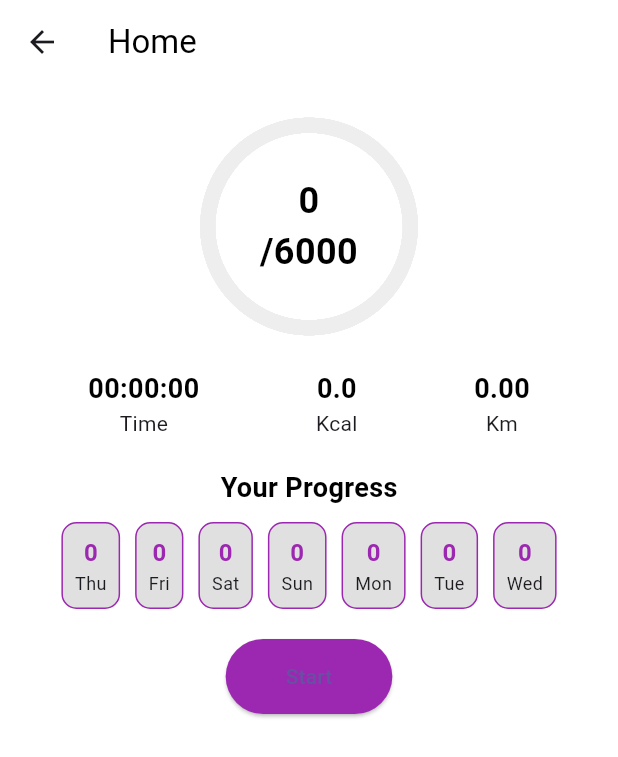
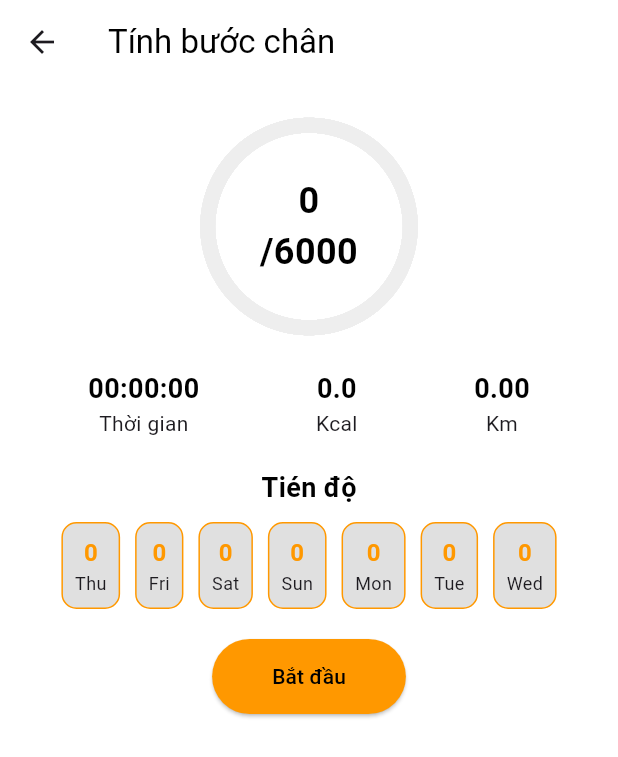
Before and after one commit to lebao0112/apptapgymtainha, a Flutter app: the CounterStepsScreen screen opened directly, on a phone screen of 412 x 824 dp. Shown: the top 757 px of the screen. Run offline on Flutter 3.47's test engine with Material 3 defaults, Android fonts, the light colour scheme and no system bars; drawn by our look-alikes of step_progress_indicator; our stand-ins replace cached_network_image, camera, carousel_slider, connectivity_plus, firebase_auth, firebase_core and 18 more; missing offline and left inert: dart_openai, flutter_facebook_auth, onesignal_flutter, pedometer_2; accounts and stored records are empty; network calls fail.

Commit message:
Chinh sua giao dien

```diff
--- a/mobile/lib/main.dart
+++ b/mobile/lib/main.dart
@@ -78,7 +78,7 @@ class MyApp extends StatelessWidget {
       darkTheme: ThemeData(
         //xac dinh day la theme tối
         brightness: Brightness.dark,
-        scaffoldBackgroundColor: Colors.black,
+        scaffoldBackgroundColor: Colors.white10,
         primaryColor: Colors.deepPurple,
         textTheme: TextTheme(
           bodyLarge: TextStyle(color: Colors.white), // White text for dark mode
--- a/mobile/lib/screen/authentication/login_screen.dart
+++ b/mobile/lib/screen/authentication/login_screen.dart
@@ -198,7 +198,7 @@ class _LoginScreenState extends State<LoginScreen> {
                               style: TextStyle(
                                 fontSize: 26,
                                 fontWeight: FontWeight.bold,
-                                color: Colors.black87,
+                                color: Colors.orange,
                               ),
                             ),
                             const SizedBox(height: 25),
@@ -209,7 +209,7 @@ class _LoginScreenState extends State<LoginScreen> {
                                 labelText: "Email",
                                 prefixIcon: const Icon(Icons.email),
                                 filled: true,
-                                fillColor: Colors.grey[200],
+                                fillColor: Colors.grey,
                                 border: OutlineInputBorder(
                                   borderRadius: BorderRadius.circular(15.0),
                                   borderSide: BorderSide.none,
@@ -231,7 +231,7 @@ class _LoginScreenState extends State<LoginScreen> {
                                 labelText: "Mật khẩu",
                                 prefixIcon: const Icon(Icons.lock),
                                 filled: true,
-                                fillColor: Colors.grey[200],
+                                fillColor: Colors.grey,
                                 border: OutlineInputBorder(
                                   borderRadius: BorderRadius.circular(15.0),
                                   borderSide: BorderSide.none,
--- a/mobile/lib/screen/counter_steps/counter_steps_screen.dart
+++ b/mobile/lib/screen/counter_steps/counter_steps_screen.dart
@@ -205,7 +205,7 @@ class _CounterStepsScreenState extends State<CounterStepsScreen> {
     return Scaffold(
       appBar: AppBar(
         title: Text(
-          "Home",
+          "Tính bước chân",
           style: TextStyle(color: Theme.of(context).textTheme.bodyLarge?.color),
         ),
         backgroundColor: Theme.of(context).scaffoldBackgroundColor,
@@ -245,14 +245,14 @@ class _CounterStepsScreenState extends State<CounterStepsScreen> {
             Row(
               mainAxisAlignment: MainAxisAlignment.spaceAround,
               children: [
-                _buildStatCard("Time", _formatDuration(_duration)),
+                _buildStatCard("Thời gian", _formatDuration(_duration)),
                 _buildStatCard("Kcal", _kcal.toStringAsFixed(1)),
                 _buildStatCard("Km", _km.toStringAsFixed(2)),
               ],
             ),
             SizedBox(height: 20),
             Text(
-              "Your Progress",
+              "Tién độ",
               style: TextStyle(
                 fontSize: 18,
                 fontWeight: FontWeight.bold,
@@ -276,7 +276,7 @@ class _CounterStepsScreenState extends State<CounterStepsScreen> {
                             ? Colors.grey[800]
                             : Colors.grey[300],
                         borderRadius: BorderRadius.circular(10),
-                        border: Border.all(color: Colors.purple),
+                        border: Border.all(color: Colors.orange),
                       ),
                       child: Column(
                         children: [
@@ -285,7 +285,7 @@ class _CounterStepsScreenState extends State<CounterStepsScreen> {
                             style: TextStyle(
                               fontSize: 16,
                               fontWeight: FontWeight.bold,
-                              color: Colors.purple,
+                              color: Colors.orange,
                             ),
                           ),
                           Text(
@@ -306,10 +306,15 @@ class _CounterStepsScreenState extends State<CounterStepsScreen> {
             SizedBox(height: 20),
             ElevatedButton(
               onPressed: _startStopCounter,
-              child: Text(_isCounting ? "Stop" : "Start"),
+              child: Text(
+                  _isCounting ? "Dừng" : "Bắt đầu",
+                  style: TextStyle(
+                    color: Theme.of(context).textTheme.bodyLarge?.color,
+                  ),
+              ),
               style: ElevatedButton.styleFrom(
                 padding: EdgeInsets.symmetric(horizontal: 40, vertical: 15),
-                backgroundColor: Colors.purple,
+                backgroundColor: Colors.orange,
               ),
             ),
             SizedBox(height: 20),
--- a/mobile/lib/screen/start_screen.dart
+++ b/mobile/lib/screen/start_screen.dart
@@ -195,6 +195,9 @@ class _StartScreenState extends State<StartScreen> {
 
   Widget _buildTemplateCard(
       String workoutId, String title, String description) {
+    final isDarkMode = Theme.of(context).brightness == Brightness.dark;
+    final backgroundColor = isDarkMode ? Colors.grey : Colors.grey[300]; // Nền đen cho tối, xám cho sáng
+    final textColor = isDarkMode ? Colors.white : Colors.black;
     return GestureDetector(
       onTap: () async {
         final workoutDetails = await ApiService.fetchWorkoutDetails(workoutId);
@@ -210,7 +213,7 @@ class _StartScreenState extends State<StartScreen> {
         }
       },
       child: Card(
-        color: const Color.fromARGB(255, 121, 120, 120),
+        color: backgroundColor,
         shape: RoundedRectangleBorder(borderRadius: BorderRadius.circular(10)),
         child: Padding(
           padding: const EdgeInsets.all(8.0),
--- a/mobile/lib/service/api_config.dart
+++ b/mobile/lib/service/api_config.dart
@@ -1,3 +1,3 @@
 class ApiConfig {
-  static const String baseUrl = 'http://192.168.153.1:3000';
+  static const String baseUrl = 'http://192.168.1.156:3000';
 }
```
Also changed, not shown: mobile/lib/screen/home_screen.dart (+65 -65 lines), mobile/lib/screen/setting_screen.dart (+1 -27 lines).
